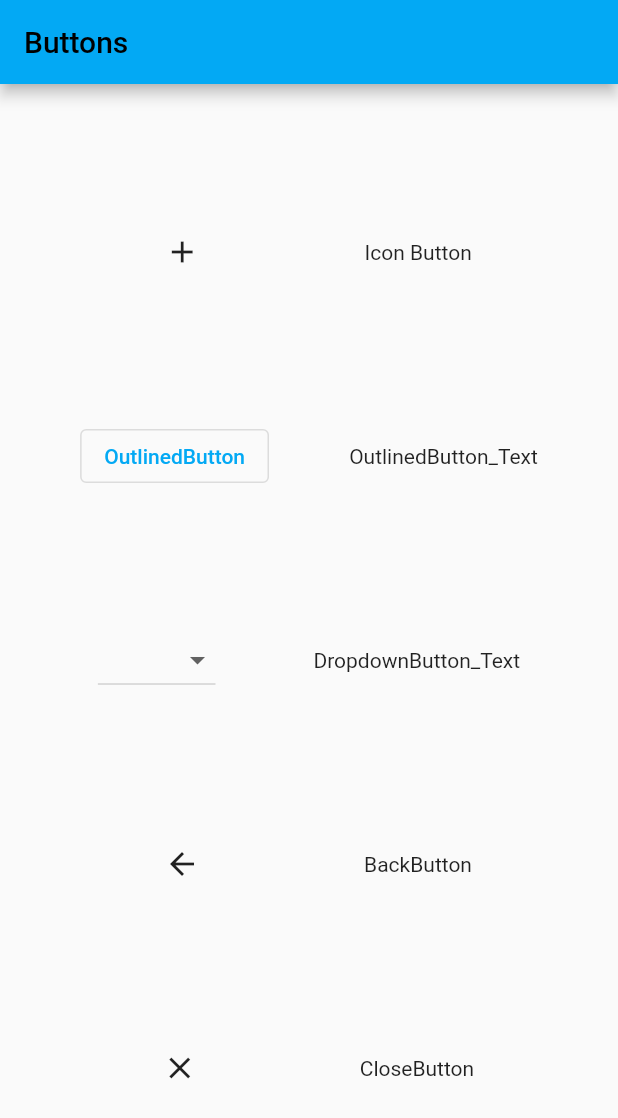
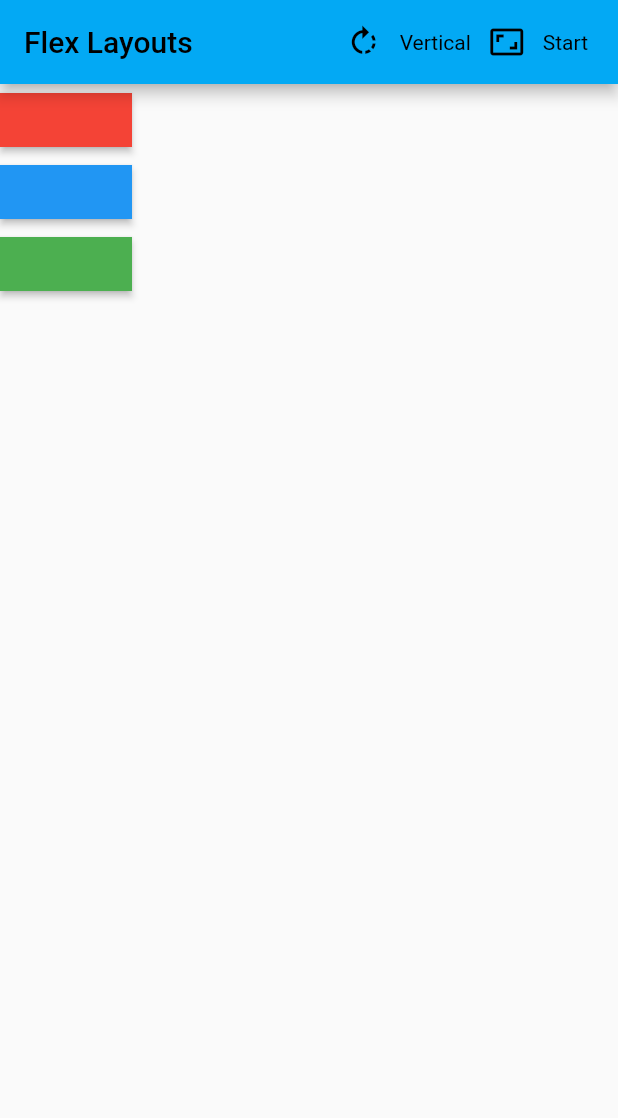
Before and after one commit to UmairAhmed85/FlutterPractise, a Flutter app: the screen it shows after launch, on a phone screen of 412 x 824 dp. Shown: the top 1118 px of the screen. Run offline on Flutter 3.47's test engine with Material 2 defaults, Android fonts, the phone set to English and light mode, and no system bars.

Commit message:
Flex Layout Demo (Vertical & Horizontal)

```diff
--- a/lib/main.dart
+++ b/lib/main.dart
@@ -4,7 +4,97 @@ void main() {
   // runApp(const MyApp());
   // runApp( LoadingImageApp());
   // runApp( IconApp());
-  runApp(ButtonApp());
+  // runApp(ButtonApp());
+  runApp(FlexAppDemo());
+}
+
+class FlexAppDemo extends StatelessWidget {
+  @override
+  Widget build(BuildContext context) {
+    return MaterialApp(
+      title: "Flex Demo",
+      theme: ThemeData(primarySwatch: Colors.lightBlue),
+      home: FlexWidget("Flex"),
+    );
+  }
+}
+
+class FlexWidget extends StatefulWidget {
+  FlexWidget(this.title) : super();
+  final String title;
+
+  @override
+  _FlexWidgetState createState() => _FlexWidgetState();
+}
+
+class _FlexWidgetState extends State<FlexWidget> {
+  final List<MainAxisAlignment> _alignments = [
+    MainAxisAlignment.start,
+    MainAxisAlignment.end,
+    MainAxisAlignment.center,
+    MainAxisAlignment.spaceBetween,
+    MainAxisAlignment.spaceEvenly,
+    MainAxisAlignment.spaceAround
+  ];
+  final List<String> _alignmentsText = [
+    "Start",
+    "End",
+    "Center",
+    "Space Between",
+    "Space Evenly",
+    "Space Around"
+  ];
+  bool _vertical = true;
+  int _alignmentIndex = 0;
+
+  RawMaterialButton red =
+      RawMaterialButton(onPressed: () {}, elevation: 2, fillColor: Colors.red);
+  RawMaterialButton blue =
+      RawMaterialButton(onPressed: () {}, elevation: 2, fillColor: Colors.blue);
+  RawMaterialButton green = RawMaterialButton(
+      onPressed: () {}, elevation: 2, fillColor: Colors.green);
+
+  @override
+  Widget build(BuildContext context) {
+    return Scaffold(
+      appBar: AppBar(
+        title: const Text("Flex Layouts"),
+        actions: [
+          IconButton(
+              onPressed: () {
+                setState(() {
+                  _vertical = !_vertical;
+                });
+              },
+              icon: const Icon(Icons.rotate_right)),
+          Padding(
+            padding: const EdgeInsets.only(top: 20),
+            child: Text(_vertical ? "Vertical" : "Horizontal"),
+          ),
+          IconButton(
+              onPressed: () {
+                setState(() {
+                  _alignmentIndex++;
+                  if (_alignmentIndex >= _alignments.length) {
+                    _alignmentIndex = 0;
+                  }
+                });
+              },
+              icon: const Icon(Icons.aspect_ratio)),
+          Padding(
+              padding: const EdgeInsets.only(top: 20),
+              child: Text(_alignmentsText[_alignmentIndex])),
+          const Padding(
+            padding: EdgeInsets.all(10.0),
+          )
+        ],
+      ),
+      body: Flex(
+          direction: _vertical ? Axis.vertical : Axis.horizontal,
+          mainAxisAlignment: _alignments[_alignmentIndex],
+          children: [red, blue, green]),
+    );
+  }
 }
 
 class ButtonApp extends StatelessWidget {
@@ -48,7 +138,10 @@ class ButtonsWidget extends StatelessWidget {
             items: ['Men', 'Women'].map((value) {
               return DropdownMenuItem(
                 value: value,
-                child: Text(value, style: const TextStyle(color: Colors.blue),),
+                child: Text(
+                  value,
+                  style: const TextStyle(color: Colors.blue),
+                ),
               );
             }).toList(),
             onChanged: (value) => debugPrint('Changed: $value')),
```
